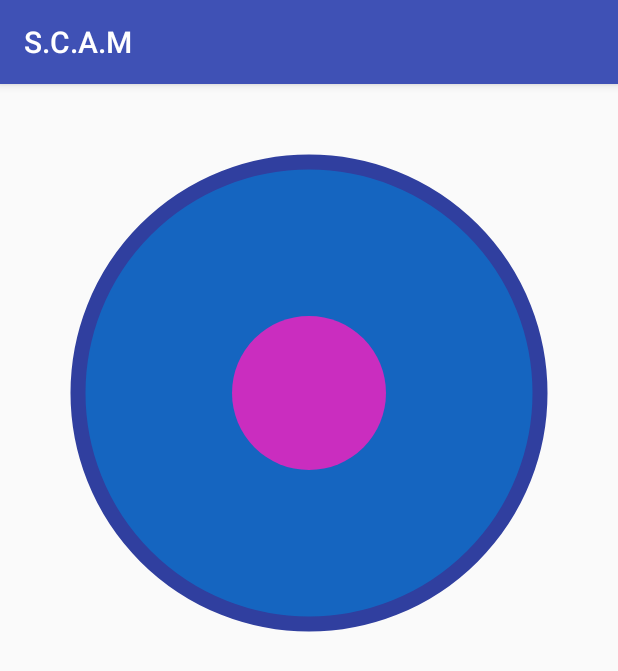
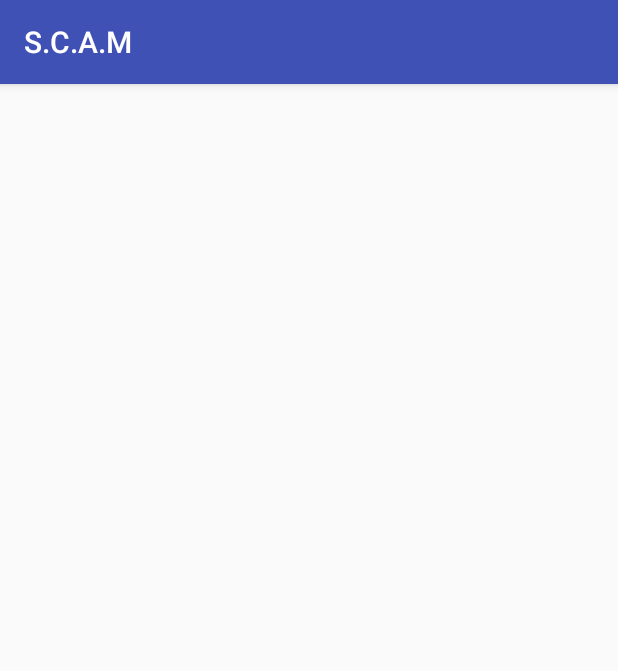
Before and after one commit to DIT524-V17/group-8, an Android app: the screen it shows after launch (ConnectActivity), on a phone screen of 412 x 824 dp. Shown: the top 671 px of the screen. Run offline under Robolectric (Android 15) with nearby library versions, the phone set to English and light mode, and no system bars.

Commit message:
Re-doing joystick from scratch

```diff
--- a/RemoteControl/Scam/app/libs/virtualjoystick/src/main/AndroidManifest.xml
+++ /dev/null
@@ -1,5 +0,0 @@
-<?xml version="1.0" encoding="utf-8"?>
-<manifest
-    package="io.github.controlwear.virtual.joystick.android">
-
-</manifest>
--- a/RemoteControl/Scam/app/libs/virtualjoystick/src/main/java/io/github/controlwear/virtual/joystick/android/JoystickView.java
+++ /dev/null
@@ -1,524 +0,0 @@
-package io.github.controlwear.virtual.joystick.android;
-
-
-import android.content.Context;
-import android.content.res.TypedArray;
-import android.graphics.Canvas;
-import android.graphics.Color;
-import android.graphics.Paint;
-import android.os.Handler;
-import android.support.annotation.ColorInt;
-import android.util.AttributeSet;
-import android.view.MotionEvent;
-import android.view.View;
-import android.view.ViewConfiguration;
-
-public class JoystickView extends View
-        implements
-        Runnable {
-
-
-    /*
-    INTERFACES
-    */
-
-
-    /**
-     * Interface definition for a callback to be invoked when a
-     * JoystickView's button is moved
-     */
-    public interface OnMoveListener {
-
-        /**
-         * Called when a JoystickView's button has been moved
-         * @param angle current angle
-         * @param strength current strength
-         */
-        void onMove(int angle, int strength);
-    }
-
-
-    /**
-     * Interface definition for a callback to be invoked when a JoystickView
-     * is touched and held by multiple pointers.
-     */
-    public interface OnMultipleLongPressListener {
-        /**
-         * Called when a JoystickView has been touch and held enough time by multiple pointers.
-         */
-        void onMultipleLongPress();
-    }
-
-
-    /*
-    CONSTANTS
-    */
-
-    /**
-     * Default refresh rate as a time in milliseconds to send move values through callback
-     */
-    private static final int DEFAULT_LOOP_INTERVAL = 50; // in milliseconds
-
-    /**
-     * Used to allow a slight move without cancelling MultipleLongPress
-     */
-    private static final int MOVE_TOLERANCE = 10;
-
-    /**
-     * Default color for button and border
-     */
-    private static final int DEFAULT_COLOR = Color.BLACK;
-
-    /**
-     * Default background color
-     */
-    private static final int DEFAULT_BACKGROUND_COLOR = Color.TRANSPARENT;
-
-    /**
-     * Default View's size
-     */
-    private static final int DEFAULT_SIZE = 200;
-
-    /**
-     * Ratio use to define the size of the button
-     */
-    private static final double RATIO_SIZE_BUTTON = 0.25;
-
-    /**
-     * Ratio use to define the size of border (as the distance from the center)
-     */
-    private static final double RATIO_SIZE_BORDER = 0.75;
-
-    /**
-     * Default border's width
-     */
-    private static final int DEFAULT_WIDTH_BORDER = 3;
-
-    /**
-     * Default behavior to fixed center (not auto-defined)
-     */
-    private static final boolean DEFAULT_FIXED_CENTER = true;
-
-
-    // DRAWING
-    private Paint mPaintCircleButton;
-    private Paint mPaintCircleBorder;
-    private Paint mPaintBackground;
-
-    // COORDINATE
-    private int mPosX = 0;
-    private int mPosY = 0;
-    private int mCenterX = 0;
-    private int mCenterY = 0;
-
-    private int mUICenterX = 0;
-    private int mUICenterY = 0;
-
-    /**
-     * Used to adapt behavior whether it is auto-defined center (false) or fixed center (true)
-     */
-    private boolean mFixedCenter;
-
-
-    // SIZE
-    private int mButtonRadius;
-    private int mBorderRadius;
-
-
-    /**
-     * Listener used to dispatch OnMove event
-     */
-    private OnMoveListener mCallback;
-
-    private long mLoopInterval = DEFAULT_LOOP_INTERVAL;
-    private Thread mThread = new Thread(this);
-
-
-    /**
-     * Listener used to dispatch MultipleLongPress event
-     */
-    private OnMultipleLongPressListener mOnMultipleLongPressListener;
-
-    private final Handler mHandlerMultipleLongPress = new Handler();
-    private Runnable mRunnableMultipleLongPress;
-    private int mMoveTolerance;
-
-
-    /*
-    CONSTRUCTORS
-     */
-
-
-    /**
-     * Simple constructor to use when creating a JoystickView from code.
-     * Call another constructor passing null to Attribute.
-     */
-    public JoystickView(Context context) {
-        this(context, null);
-    }
-
-
-    public JoystickView(Context context, AttributeSet attrs, int defStyleAttr) {
-        this(context, attrs);
-    }
-
-
-    /**
-     * Constructor that is called when inflating a JoystickView from XML. This is called
-     * when a JoystickView is being constructed from an XML file, supplying attributes
-     * that were specified in the XML file.
-     * @param context The Context the JoystickView is running in, through which it can
-     *        access the current theme, resources, etc.
-     * @param attrs The attributes of the XML tag that is inflating the JoystickView.
-     */
-    public JoystickView(Context context, AttributeSet attrs) {
-        super(context, attrs);
-
-        TypedArray styledAttributes = context.getTheme().obtainStyledAttributes(
-                attrs,
-                R.styleable.JoystickView,
-                0, 0
-        );
-
-        int buttonColor;
-        int borderColor;
-        int backgroundColor;
-        int borderWidth;
-        try {
-            buttonColor = styledAttributes.getColor(R.styleable.JoystickView_JV_buttonColor, DEFAULT_COLOR);
-            borderColor = styledAttributes.getColor(R.styleable.JoystickView_JV_borderColor, DEFAULT_COLOR);
-            backgroundColor = styledAttributes.getColor(R.styleable.JoystickView_JV_backgroundColor, DEFAULT_BACKGROUND_COLOR);
-            borderWidth = styledAttributes.getDimensionPixelSize(R.styleable.JoystickView_JV_borderWidth, DEFAULT_WIDTH_BORDER);
-            mFixedCenter = styledAttributes.getBoolean(R.styleable.JoystickView_JV_fixedCenter, DEFAULT_FIXED_CENTER);
-        } finally {
-            styledAttributes.recycle();
-        }
-
-        // Initialize the drawing according to attributes
-
-        mPaintCircleButton = new Paint();
-        mPaintCircleButton.setAntiAlias(true);
-        mPaintCircleButton.setColor(buttonColor);
-        mPaintCircleButton.setStyle(Paint.Style.FILL);
-
-        mPaintCircleBorder = new Paint();
-        mPaintCircleBorder.setAntiAlias(true);
-        mPaintCircleBorder.setColor(borderColor);
-        mPaintCircleBorder.setStyle(Paint.Style.STROKE);
-        mPaintCircleBorder.setStrokeWidth(borderWidth);
-
-        mPaintBackground = new Paint();
-        mPaintBackground.setAntiAlias(true);
-        mPaintBackground.setColor(backgroundColor);
-        mPaintBackground.setStyle(Paint.Style.FILL);
-
-
-        // Init Runnable for MultiLongPress
-
-        mRunnableMultipleLongPress = new Runnable() {
-            @Override
-            public void run() {
-                if (mOnMultipleLongPressListener != null)
-                    mOnMultipleLongPressListener.onMultipleLongPress();
-            }
-        };
-    }
-
-
-    private void initPosition() {
-        // get the center of view to position circle
-        mUICenterX = mCenterX = mPosX = getWidth() / 2;
-        mUICenterY = mCenterY = mPosY = getWidth() / 2;
-    }
-
-
-    /**
-     * Draw the background, the border and the button
-     * @param canvas the canvas on which the shapes will be drawn
-     */
-    @Override
-    protected void onDraw(Canvas canvas) {
-        // Draw the background
-        canvas.drawCircle(mUICenterX, mUICenterY, mBorderRadius, mPaintBackground);
-
-        // Draw the circle border
-        canvas.drawCircle(mUICenterX, mUICenterY, mBorderRadius, mPaintCircleBorder);
-
-        // Draw the circle button
-        canvas.drawCircle(mPosX - mCenterX + mUICenterX, mPosY - mCenterY + mUICenterY, mButtonRadius, mPaintCircleButton);
-    }
-
-
-    /**
-     * This is called during layout when the size of this view has changed.
-     * Here we get the center of the view and the radius to draw all the shapes.
-     *
-     * @param w Current width of this view.
-     * @param h Current height of this view.
-     * @param oldW Old width of this view.
-     * @param oldH Old height of this view.
-     */
-    @Override
-    protected void onSizeChanged(int w, int h, int oldW, int oldH) {
-        super.onSizeChanged(w, h, oldW, oldH);
-
-        initPosition();
-
-        // radius based on smallest size : height OR width
-        int d = Math.min(w, h);
-        mButtonRadius = (int) (d / 2 * RATIO_SIZE_BUTTON);
-        mBorderRadius = (int) (d / 2 * RATIO_SIZE_BORDER);
-    }
-
-
-    @Override
-    protected void onMeasure(int widthMeasureSpec, int heightMeasureSpec) {
-        // setting the measured values to resize the view to a certain width and height
-        int d = Math.min(measure(widthMeasureSpec), measure(heightMeasureSpec));
-        setMeasuredDimension(d, d);
-    }
-
-
-    private int measure(int measureSpec) {
-        if (MeasureSpec.getMode(measureSpec) == MeasureSpec.UNSPECIFIED) {
-            // if no bounds are specified return a default size (200)
-            return DEFAULT_SIZE;
-        } else {
-            // As you want to fill the available space
-            // always return the full available bounds.
-            return MeasureSpec.getSize(measureSpec);
-        }
-    }
-
-
-    /*
-    USER EVENT
-     */
-
-
-    /**
-     * Handle touch screen motion event. Move the button according to the
-     * finger coordinate and detect longPress by multiple pointers only.
-     *
-     * @param event The motion event.
-     * @return True if the event was handled, false otherwise.
-     */
-    @Override
-    public boolean onTouchEvent(MotionEvent event) {
-        // to move the button according to the finger coordinate
-        mPosX = (int) event.getX();
-        mPosY = (int) event.getY();
-
-        if (event.getAction() == MotionEvent.ACTION_UP) {
-            resetButtonPosition();
-
-            mThread.interrupt();
-
-            if (mCallback != null)
-                mCallback.onMove(getAngle(), getStrength());
-        }
-
-        if (event.getAction() == MotionEvent.ACTION_DOWN) {
-            if (mThread != null && mThread.isAlive()) {
-                mThread.interrupt();
-            }
-
-            mThread = new Thread(this);
-            mThread.start();
-
-            if (mCallback != null)
-                mCallback.onMove(getAngle(), getStrength());
-        }
-
-        // handle first touch and long press with multiple touch only
-        switch (event.getActionMasked()) {
-            case MotionEvent.ACTION_DOWN:
-                // when the first touch occurs we update the center (if set to auto-defined center)
-                if (!mFixedCenter) {
-                    mCenterX = mPosX;
-                    mCenterY = mPosY;
-                }
-                break;
-
-            case MotionEvent.ACTION_POINTER_DOWN: {
-                // when the second finger touch
-                if (event.getPointerCount() == 2) {
-                    mHandlerMultipleLongPress.postDelayed(mRunnableMultipleLongPress, ViewConfiguration.getLongPressTimeout()*2);
-                    mMoveTolerance = MOVE_TOLERANCE;
-                }
-                break;
-            }
-
-            case MotionEvent.ACTION_MOVE:
-                mMoveTolerance--;
-                if (mMoveTolerance == 0) {
-                    mHandlerMultipleLongPress.removeCallbacks(mRunnableMultipleLongPress);
-                }
-                break;
-
-            case MotionEvent.ACTION_POINTER_UP: {
-                // when the last multiple touch is released
-                if (event.getPointerCount() == 2) {
-                    mHandlerMultipleLongPress.removeCallbacks(mRunnableMultipleLongPress);
-                }
-                break;
-            }
-        }
-
-        double abs = Math.sqrt((mPosX - mCenterX) * (mPosX - mCenterX)
-                + (mPosY - mCenterY) * (mPosY - mCenterY));
-
-        if (abs > mBorderRadius) {
-            mPosX = (int) ((mPosX - mCenterX) * mBorderRadius / abs + mCenterX);
-            mPosY = (int) ((mPosY - mCenterY) * mBorderRadius / abs + mCenterY);
-        }
-
-        // to force a new draw
-        invalidate();
-
-        return true;
-    }
-
-
-    /**
-     * Process the angle following the 360° counter-clock protractor rules.
-     * @return the angle of the button
-     */
-    private int getAngle() {
-        int angle = (int) Math.toDegrees(Math.atan2(mCenterY - mPosY, mPosX - mCenterX));
-        return angle < 0 ? angle + 360 : angle; // make it as a regular counter-clock protractor
-    }
-
-
-    /**
-     * Process the strength as a percentage of the distance between the center and the border.
-     * @return the strength of the button
-     */
-    private int getStrength() {
-        return (int) (100 * Math.sqrt((mPosX - mCenterX)
-                * (mPosX - mCenterX) + (mPosY - mCenterY)
-                * (mPosY - mCenterY)) / mBorderRadius);
-    }
-
-
-    /**
-     * Reset the button position to the center.
-     */
-    public void resetButtonPosition() {
-        mPosX = mCenterX;
-        mPosY = mCenterY;
-    }
-
-
-    /*
-    SETTERS
-     */
-
-
-    /**
-     * Set the button color for this JoystickView.
-     * @param color the color of the button
-     */
-    public void setButtonColor(@ColorInt int color){
-        mPaintCircleButton.setColor(color);
-        invalidate();
-    }
-
-
-    /**
-     * Set the border color for this JoystickView.
-     * @param color the color of the border
-     */
-    public void setBorderColor(@ColorInt int color){
-        mPaintCircleBorder.setColor(color);
-        invalidate();
-    }
-
-
-    /**
-     * Set the background color for this JoystickView.
-     * @param color the color of the background
-     */
-    @Override
-    public void setBackgroundColor(@ColorInt int color) {
-        mPaintBackground.setColor(color);
-        invalidate();
-    }
-
-
-    /**
-     * Set the border width for this JoystickView.
-     * @param width the width of the border
-     */
-    public void setBorderWidth(int width) {
-        mPaintCircleBorder.setStrokeWidth(width);
-        invalidate();
-    }
-
-
-    /**
-     * Register a callback to be invoked when this JoystickView's button is moved
-     * @param l The callback that will run
-     */
-    public void setOnMoveListener(OnMoveListener l) {
-        setOnMoveListener(l, DEFAULT_LOOP_INTERVAL);
-    }
-
-
-    /**
-     * Register a callback to be invoked when this JoystickView's button is moved
-     * @param l The callback that will run
-     * @param loopInterval Refresh rate to be invoked in milliseconds
-     */
-    public void setOnMoveListener(OnMoveListener l, int loopInterval) {
-        mCallback = l;
-        mLoopInterval = loopInterval;
-    }
-
-
-    /**
-     * Register a callback to be invoked when this JoystickView is touch and held by multiple pointers
-     * @param l The callback that will run
-     */
-    public void setOnMultiLongPressListener(OnMultipleLongPressListener l) {
-        mOnMultipleLongPressListener = l;
-    }
-
-
-    /**
-     * Set the joystick center's behavior (fixed or auto-defined)
-     * @param fixedCenter True for fixed center, False for auto-defined center based on touch down
-     */
-    public void setFixedCenter(boolean fixedCenter){
-        // if we set to "fixed" we make sure to re-init position related to the width of the joystick
-        if (fixedCenter) {
-            initPosition();
-        }
-        mFixedCenter = fixedCenter;
-        invalidate();
-    }
-
-
-    /*
-    IMPLEMENTS
-     */
-
-
-    @Override // Runnable
-    public void run() {
-        while (!Thread.interrupted()) {
-            post(new Runnable() {
-                public void run() {
-                    if (mCallback != null)
-                        mCallback.onMove(getAngle(), getStrength());
-                }
-            });
-
-            try {
-                Thread.sleep(mLoopInterval);
-            } catch (InterruptedException e) {
-                break;
-            }
-        }
-    }
-}
--- a/RemoteControl/Scam/app/src/main/java/group8/scam/model/communication/ConnectActivity.java
+++ b/RemoteControl/Scam/app/src/main/java/group8/scam/model/communication/ConnectActivity.java
@@ -1,39 +1,8 @@
 package group8.scam.model.communication;
 
 import android.support.v7.app.AppCompatActivity;
-import android.os.Bundle;
-import android.widget.TextView;
-import group8.scam.R;
-import io.github.controlwear.virtual.joystick.android.JoystickView;
 
 public class ConnectActivity extends AppCompatActivity {
 
-    private JoystickView joystick;
-    private TextView angleView;
-    private TextView strengthView;
-    private String angleData;
-    private String strengthData;
 
-    @Override
-    protected void onCreate(Bundle savedInstanceState) {
-        super.onCreate(savedInstanceState);
-        setContentView(R.layout.activity_connect);
-
-        joystick = (JoystickView) findViewById(R.id.joystickView);
-        angleView = (TextView) findViewById(R.id.angleView);
-        strengthView = (TextView) findViewById(R.id.strengthView);
-        onMove();
-    }
-
-    private void onMove() {
-        joystick.setOnMoveListener(new JoystickView.OnMoveListener() {
-            @Override
-            public void onMove(int angle, int strength) {
-                angleData = String.valueOf(angle);
-                strengthData = String.valueOf(strength);
-                angleView.setText("Angle: " + angleData);
-                strengthView.setText("Strength: " + strengthData);
-            }
-        },17);
-    }
 }
--- a/RemoteControl/Scam/app/src/main/java/group8/scam/model/control/Joystick.java
+++ b/RemoteControl/Scam/app/src/main/java/group8/scam/model/control/Joystick.java
@@ -1,10 +1,5 @@
 package group8.scam.model.control;
-
-import io.github.controlwear.virtual.joystick.android.JoystickView;
 
 public class Joystick {
 
-    private JoystickView joyStick;
-
-
 }
--- a/RemoteControl/Scam/app/src/main/res/layout/activity_connect.xml
+++ b/RemoteControl/Scam/app/src/main/res/layout/activity_connect.xml
@@ -1,36 +1,10 @@
 <?xml version="1.0" encoding="utf-8"?>
 <RelativeLayout
     xmlns:android="http://schemas.android.com/apk/res/android"
-    xmlns:app="http://schemas.android.com/apk/res-auto"
-    xmlns:tools="http://schemas.android.com/tools"
-    android:layout_width="match_parent"
-    android:layout_height="match_parent"
-    tools:context="group8.scam.model.communication.ConnectActivity">
+    android:layout_width="100px"
+    android:layout_height="100px">
 
-    <io.github.controlwear.virtual.joystick.android.JoystickView xmlns:custom="http://schemas.android.com/apk/res-auto"
-        android:id="@+id/joystickView"
-        android:layout_width="wrap_content"
-        android:layout_height="wrap_content"
-        custom:JV_backgroundColor="#1565c0"
-        custom:JV_borderColor="#303f9f"
-        custom:JV_borderWidth="10dp"
-        custom:JV_buttonColor="#ca2dbf"
-        custom:JV_fixedCenter="false" />
 
-    <TextView
-        android:id="@+id/angleView"
-        android:layout_width="wrap_content"
-        android:layout_height="wrap_content"
-        android:layout_below="@+id/joystickView"
-        android:layout_centerHorizontal="true"
-        android:textSize="90px" />
 
-    <TextView
-        android:id="@+id/strengthView"
-        android:layout_width="wrap_content"
-        android:layout_height="wrap_content"
-        android:layout_below="@+id/angleView"
-        android:layout_centerHorizontal="true"
-        android:textSize="90px"/>
 
 </RelativeLayout>
```
Also changed, not shown: RemoteControl/Scam/app/libs/virtualjoystick/build.gradle (deleted, +0 -49 lines), RemoteControl/Scam/app/libs/virtualjoystick/src/main/res/values/attrs.xml (deleted, +0 -19 lines), RemoteControl/Scam/app/src/main/java/group8/scam/model/main/MainActivity.java (+0 -17 lines), RemoteControl/Scam/app/src/main/res/layout/activity_main.xml (+3 -17 lines), RemoteControl/Scam/app/src/main/res/layout/activity_menu.xml (line endings or trailing spaces), 2 other files.
